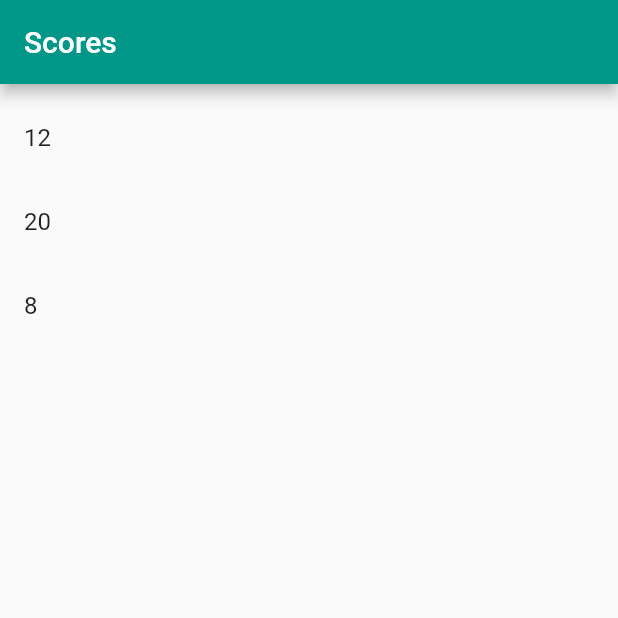
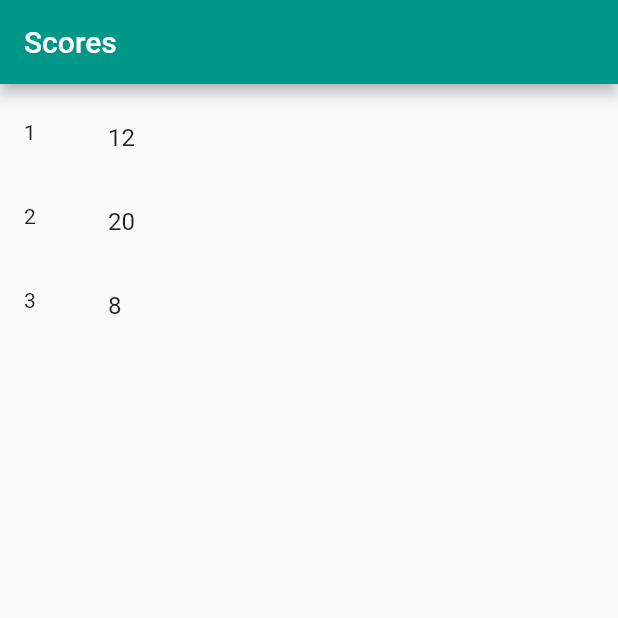
Before and after one commit to ryfuller03/project-3-sensory-overload, a Flutter app: the screen it shows after launch, on a phone screen of 412 x 824 dp, the top half of it. Run offline on Flutter 3.47's test engine with Material 2 defaults, Android fonts, the light colour scheme and no system bars; missing offline and left inert: dart:ffi.

Commit message:
Scoreboard page is ready to add to main

```diff
--- a/project_3_sensory_overload/lib/main.dart
+++ b/project_3_sensory_overload/lib/main.dart
@@ -43,17 +43,18 @@ class ScorePage extends StatefulWidget {
 
 class _ScorePageState extends State<ScorePage> {
   final List<Score> scores = [
-    const Score(degree: 12),
-    const Score(degree: 20),
-    const Score(degree: 8)
+    const Score(degree: 12, rank: 1),
+    const Score(degree: 20, rank: 2),
+    const Score(degree: 8, rank: 3)
   ];
 
   void _handleScoreAdded(int degreesOff) {
     setState(() {
       print("adding score");
-      Score score = Score(degree: degreesOff);
+      Score score = Score(degree: degreesOff, rank: 1);
       scores.add(score);
-      scores.sort();
+      scores
+          .sort(); //if the list was just int values, this would work. Not sure if it does now.
     });
   }
 
--- a/project_3_sensory_overload/lib/scoreboard.dart
+++ b/project_3_sensory_overload/lib/scoreboard.dart
@@ -3,10 +3,10 @@ import 'dart:ffi';
 import 'package:flutter/material.dart';
 
 class Score {
-  const Score({required this.degree});
+  const Score({required this.degree, required this.rank});
 
   final int degree;
-  //final int rank;
+  final int rank;
 }
 
 class ScoreItem extends StatelessWidget {
@@ -17,9 +17,7 @@ class ScoreItem extends StatelessWidget {
   @override
   Widget build(BuildContext context) {
     return ListTile(
-      title: Text(score.degree.toString()),
-
-      //leading: Text(score.rank.toString())
-    );
+        title: Text(score.degree.toString()),
+        leading: Text(score.rank.toString()));
   }
 }
```
Also changed, not shown: 1 other file.
